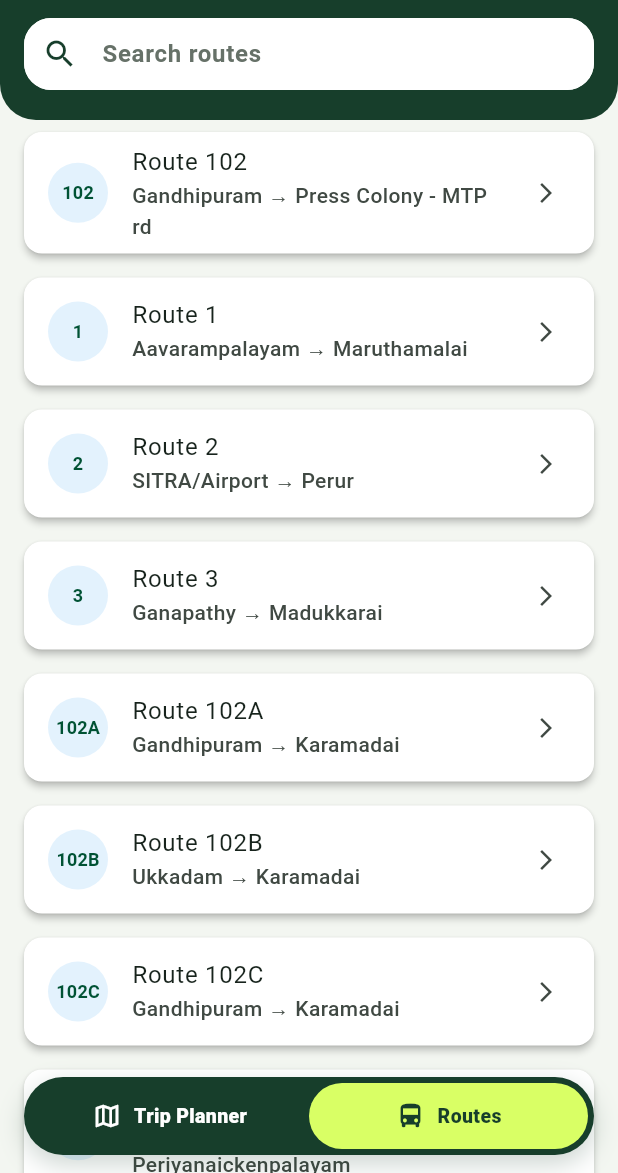
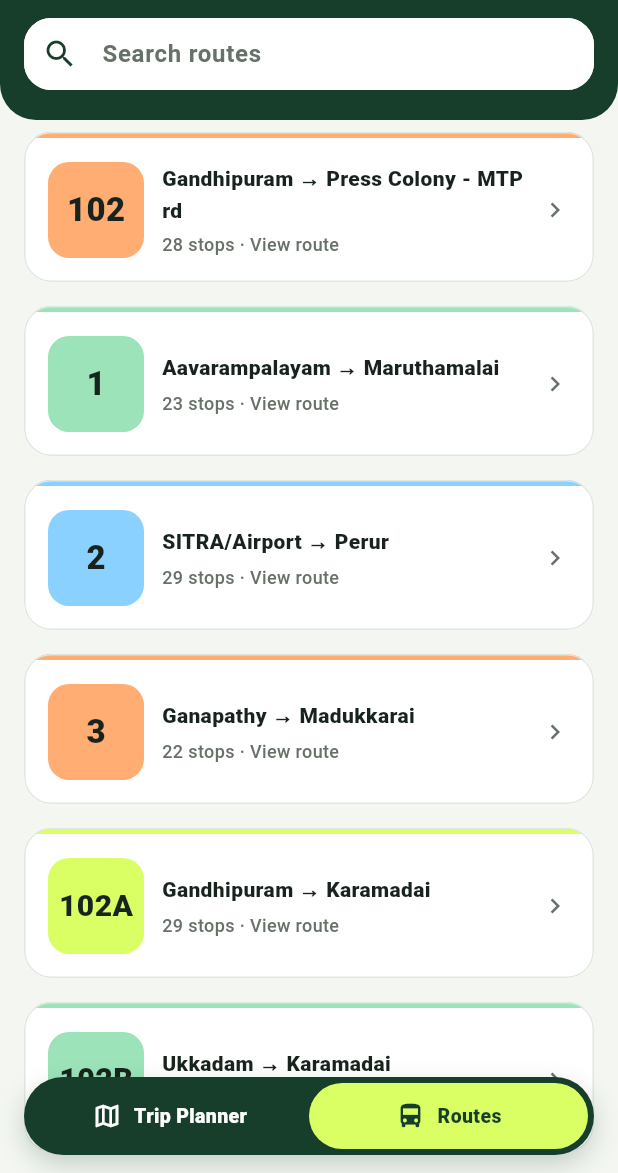
Before and after one commit to fosszil/koway, a Flutter app: the screen it shows after launch, after a tap on "Routes", on a phone screen of 412 x 824 dp, the part 63-1236 px from its top. Run offline on Flutter 3.47's test engine with Material 3 defaults, Android fonts, the phone set to English and light mode, and no system bars.

Commit message:
refactored route card tile and implement in all screens

```diff
--- a/koway/lib/screens/route_list.dart
+++ b/koway/lib/screens/route_list.dart
@@ -5,6 +5,7 @@ import '../services/route_service.dart';
 import '../screens/route_detail_screen.dart';
 import '../theme/app_theme.dart';
 import '../widgets/koway_app_header.dart';
+import '../widgets/route_card.dart';
 import '../widgets/search_field.dart';
 
 class RoutesListScreen extends StatefulWidget {
@@ -98,34 +99,13 @@ class _RoutesListScreenState extends State<RoutesListScreen> {
                         itemCount: _filteredRoutes.length,
                         itemBuilder: (context, index) {
                           final route = _filteredRoutes[index];
-                          return Card(
-                            margin: const EdgeInsets.symmetric(
-                              horizontal: 16,
-                              vertical: 8,
+                          return Padding(
+                            padding: const EdgeInsets.symmetric(
+                              horizontal: AppSpacing.lg,
+                              vertical: AppSpacing.sm,
                             ),
-                            shape: RoundedRectangleBorder(
-                              borderRadius: BorderRadius.circular(12),
-                            ),
-                            elevation: 2,
-                            child: ListTile(
-                              leading: CircleAvatar(
-                                backgroundColor: Colors.blue.shade50,
-                                child: Text(
-                                  route.routeNumber,
-                                  style: const TextStyle(
-                                    fontWeight: FontWeight.bold,
-                                    fontSize: 12,
-                                  ),
-                                ),
-                              ),
-                              title: Text('Route ${route.routeNumber}'),
-                              subtitle: Text(
-                                '${route.origin} → ${route.destination}',
-                              ),
-                              trailing: const Icon(
-                                Icons.arrow_forward_ios,
-                                size: 16,
-                              ),
+                            child: RouteCard(
+                              route: route,
                               onTap: () {
                                 Navigator.push(
                                   context,
--- a/koway/lib/screens/route_search.dart
+++ b/koway/lib/screens/route_search.dart
@@ -6,6 +6,7 @@ import '../screens/route_detail_screen.dart';
 import '../theme/app_theme.dart';
 // import '../widgets/search_field.dart';
 import '../widgets/double_input_card.dart';
+import '../widgets/route_card.dart';
 
 class RouteSearchScreen extends StatefulWidget {
   const RouteSearchScreen({super.key});
@@ -128,25 +129,13 @@ class _RouteSearchScreenState extends State<RouteSearchScreen> {
                         itemCount: _filteredRoutes.length,
                         itemBuilder: (context, index) {
                           final route = _filteredRoutes[index];
-                          return Card(
-                            margin: const EdgeInsets.symmetric(
-                              horizontal: 16,
-                              vertical: 8,
+                          return Padding(
+                            padding: const EdgeInsets.symmetric(
+                              horizontal: AppSpacing.lg,
+                              vertical: AppSpacing.sm,
                             ),
-                            child: ListTile(
-                              leading: CircleAvatar(
-                                child: Text(
-                                  route.routeNumber,
-                                  style: const TextStyle(
-                                    fontSize: 12,
-                                    fontWeight: FontWeight.bold,
-                                  ),
-                                ),
-                              ),
-                              title: Text("Route ${route.routeNumber}"),
-                              subtitle: Text(
-                                "${route.origin} → ${route.destination}",
-                              ),
+                            child: RouteCard(
+                              route: route,
                               onTap: () {
                                 Navigator.push(
                                   context,
--- /dev/null
+++ b/koway/lib/widgets/route_card.dart
@@ -0,0 +1,123 @@
+import 'package:flutter/material.dart';
+
+import '../models/bus_routes.dart';
+import '../theme/app_theme.dart';
+
+const _routeColors = [
+  AppColors.lime,
+  AppColors.mint,
+  AppColors.blue,
+  AppColors.orange,
+];
+
+Color routeColor(String routeNumber) {
+  final value = routeNumber.codeUnits.fold(0, (sum, unit) => sum + unit);
+  return _routeColors[value % _routeColors.length];
+}
+
+Color routeTextColor(String routeNumber) {
+  final color = routeColor(routeNumber);
+  return color.computeLuminance() > 0.45 ? AppColors.ink : AppColors.surface;
+}
+
+class RouteCard extends StatelessWidget {
+  final BusRoute route;
+  final VoidCallback onTap;
+  final bool compact;
+
+  const RouteCard({
+    super.key,
+    required this.route,
+    required this.onTap,
+    this.compact = false,
+  });
+
+  @override
+  Widget build(BuildContext context) {
+    final accentColor = routeColor(route.routeNumber);
+    final accentTextColor = routeTextColor(route.routeNumber);
+    final badgeSize = compact ? 48.0 : 64.0;
+    final cardPadding = compact ? AppSpacing.md : AppSpacing.lg;
+
+    return Material(
+      color: AppColors.surface,
+      shape: RoundedRectangleBorder(
+        borderRadius: BorderRadius.circular(AppRadius.card),
+        side: const BorderSide(color: AppColors.divider),
+      ),
+      clipBehavior: Clip.antiAlias,
+      child: InkWell(
+        onTap: onTap,
+        child: Column(
+          mainAxisSize: MainAxisSize.min,
+          children: [
+            Container(height: AppSpacing.xs, color: accentColor),
+            Padding(
+              padding: EdgeInsets.all(cardPadding),
+              child: Row(
+                children: [
+                  Container(
+                    width: badgeSize,
+                    height: badgeSize,
+                    alignment: Alignment.center,
+                    decoration: BoxDecoration(
+                      color: accentColor,
+                      borderRadius: BorderRadius.circular(AppRadius.control),
+                    ),
+                    child: FittedBox(
+                      fit: BoxFit.scaleDown,
+                      child: Padding(
+                        padding: const EdgeInsets.all(AppSpacing.sm),
+                        child: Text(
+                          route.routeNumber,
+                          style: TextStyle(
+                            color: accentTextColor,
+                            fontSize: compact ? 18 : 22,
+                            fontWeight: FontWeight.w900,
+                          ),
+                        ),
+                      ),
+                    ),
+                  ),
+                  const SizedBox(width: AppSpacing.md),
+                  Expanded(
+                    child: Column(
+                      crossAxisAlignment: CrossAxisAlignment.start,
+                      children: [
+                        Text(
+                          '${route.origin} → ${route.destination}',
+                          maxLines: 2,
+                          overflow: TextOverflow.ellipsis,
+                          style: TextStyle(
+                            color: AppColors.ink,
+                            fontSize: compact ? 13 : 14,
+                            fontWeight: FontWeight.w800,
+                          ),
+                        ),
+                        const SizedBox(height: AppSpacing.xs),
+                        Text(
+                          '${route.stops.length} stops · View route',
+                          style: TextStyle(
+                            color: AppColors.muted,
+                            fontSize: 12,
+                            fontWeight: FontWeight.w500,
+                          ),
+                        ),
+                      ],
+                    ),
+                  ),
+                  const SizedBox(width: AppSpacing.sm),
+                  const Icon(
+                    Icons.chevron_right,
+                    color: AppColors.muted,
+                    size: 20,
+                  ),
+                ],
+              ),
+            ),
+          ],
+        ),
+      ),
+    );
+  }
+}
```
